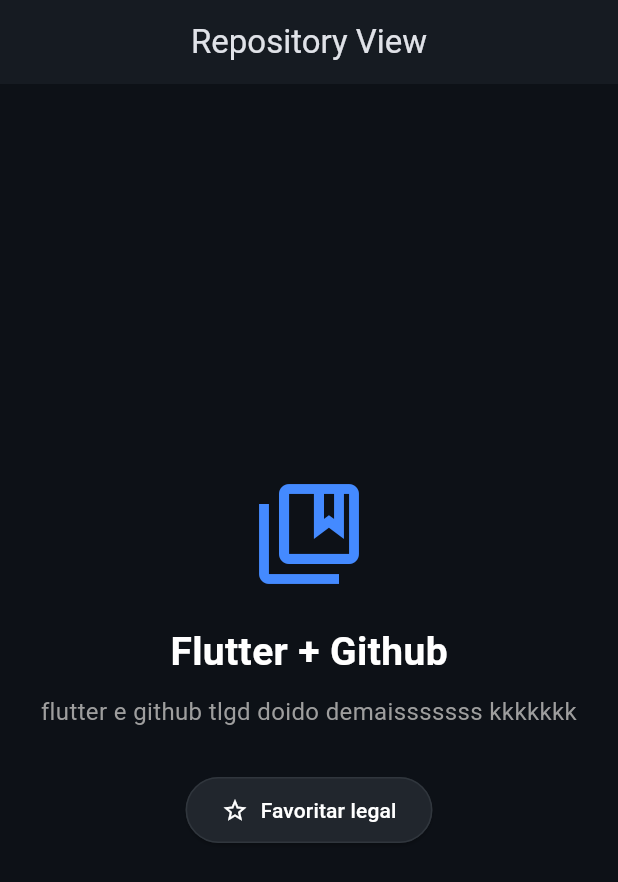
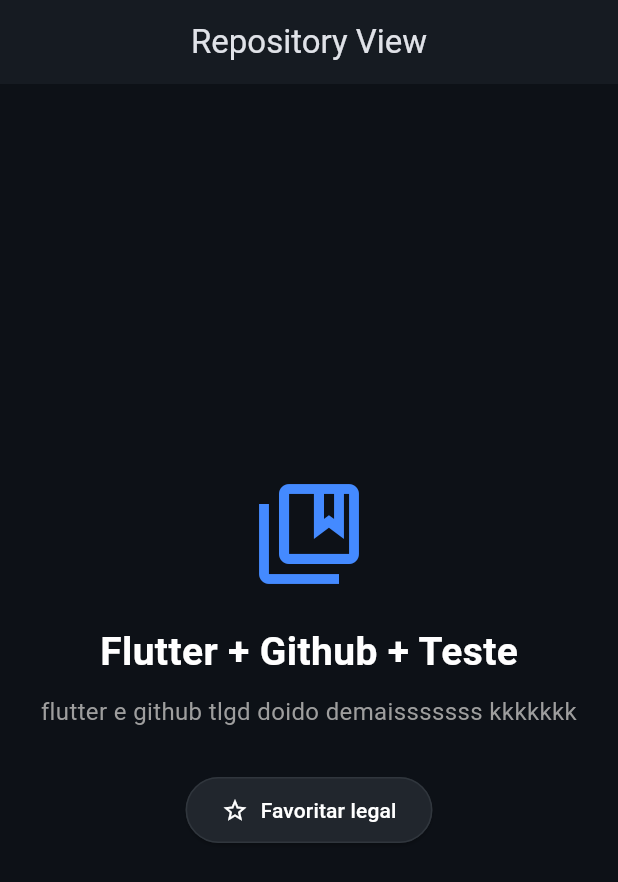
Before and after one commit to mateusoares10hp-hub/atividadegithub, a Flutter app: the screen it shows after launch, on a phone screen of 412 x 824 dp. Shown: the top 882 px of the screen. Run offline on Flutter 3.47's test engine with Material 3 defaults, Android fonts, the phone set to English and light mode, and no system bars.

Commit message:
mudei o texto principal

```diff
--- a/lib/main.dart
+++ b/lib/main.dart
@@ -11,7 +11,7 @@
   Widget build(BuildContext context) {
     return MaterialApp(
       debugShowCheckedModeBanner: false,
-      title: 'GitHub Project UI',
+      title: 'GitHub Project UI Insano',
       theme: ThemeData(
         colorScheme: ColorScheme.fromSeed(
           seedColor: const Color(0xFF24292F),
@@ -49,7 +49,7 @@
               ),
               const SizedBox(height: 20),
               const Text(
-                'Flutter + Github',
+                'Flutter + Github + Teste',
                 style: TextStyle(
                   fontSize: 26,
                   fontWeight: FontWeight.bold,
```
